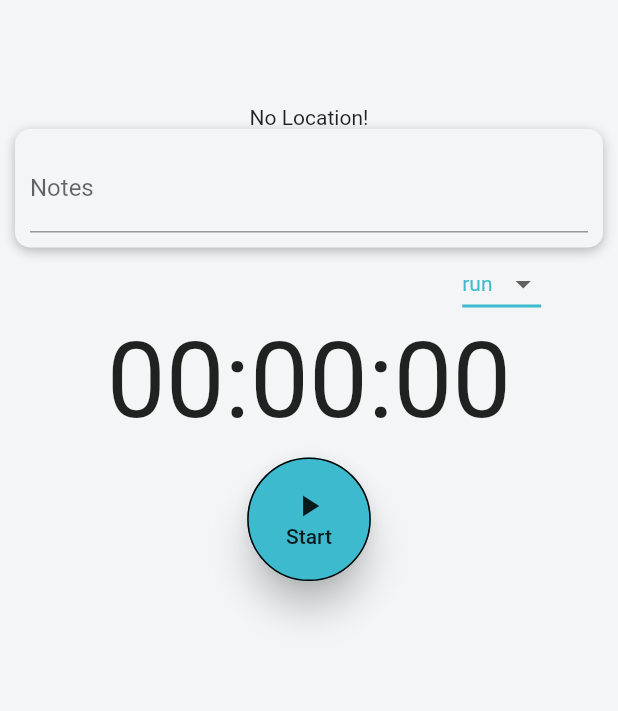
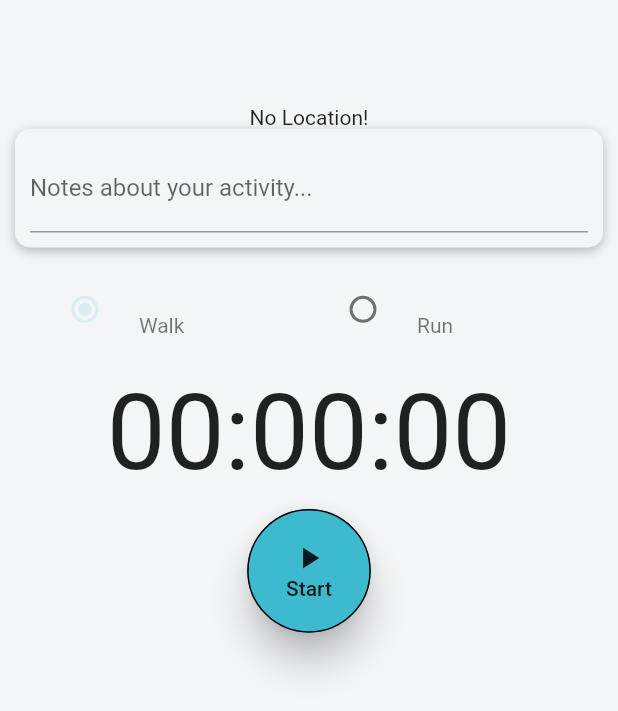
Before and after one commit to arjunsbalaji/gaitmate, a Flutter app: the AddActivityScreen screen opened by its route, on a phone screen of 412 x 824 dp. Shown: the top 711 px of the screen. Run offline on Flutter 3.47's test engine with Material 2 defaults, Android fonts, the phone set to English and light mode, and no system bars; our stand-ins replace geocoding, geolocator, google_maps_flutter, image_picker, shared_preferences, sqflite; accounts and stored records are empty; network calls fail.

Commit message:
messing with position on add activity form widget

```diff
--- a/lib/main.dart
+++ b/lib/main.dart
@@ -24,7 +24,7 @@
           value: Auth(),
         ),
         ChangeNotifierProxyProvider<Auth, Collection>(
-          //create: (_) => null,
+          create: (_) => null,
           update: (ctx, auth, prevCollection) => Collection(
             'Name',
             'Bio',
--- /dev/null
+++ b/lib/providers/acitivty_type_enum.dart
@@ -0,0 +1 @@
+enum ActivityType { run, walk }
--- a/lib/providers/activity.dart
+++ b/lib/providers/activity.dart
@@ -8,7 +8,7 @@
   final String type;
   final Map<String, Object> data;
   final DateTime startTime;
-  final String duration;
+  final Duration duration;
   final Position position;
   final DateTime endTime;
 
--- a/lib/widgets/add_activity_form.dart
+++ b/lib/widgets/add_activity_form.dart
@@ -5,12 +5,13 @@
 import 'package:geocoding/geocoding.dart';
 import 'package:geolocator/geolocator.dart';
 import 'package:intl/intl.dart';
+import 'package:path/path.dart';
 import 'package:provider/provider.dart';
-import 'package:google_maps_flutter/google_maps_flutter.dart';
 
 import '../providers/collection.dart';
 import '../providers/stopwatch.dart';
 import '../providers/activity.dart';
+import '../providers/acitivty_type_enum.dart';
 
 class AddActvityForm extends StatefulWidget {
   @override
@@ -19,11 +20,9 @@
 
 class _AddActvityFormState extends State<AddActvityForm> {
   final _formKey = GlobalKey<FormState>();
-  String dropType = 'run';
+  ActivityType selectedType = ActivityType.walk;
   final DateFormat formatter = DateFormat('dd-MM-yyyy');
   final notesController = TextEditingController();
-
-  Completer<GoogleMapController> _gMapsController = Completer();
 
   Activity _newActivity = Activity(
     id: null,
@@ -31,9 +30,9 @@
     notes: '',
     type: 'run',
     startTime: DateTime.now(),
-    duration: '',
+    duration: Duration(seconds: 0),
     endTime: DateTime.now().add(
-      Duration(seconds: 100),
+      Duration(seconds: 1),
     ),
     position: null,
   );
@@ -50,6 +49,7 @@
         .then((Position position) {
       setState(() {
         _position = position;
+        //print(_position.toString());
         //_newActivity.position = position;
       });
     }).catchError((e) {
@@ -59,6 +59,7 @@
         .then((List<Placemark> placemark) {
       Placemark place = placemark[0];
       setState(() {
+        print(place.toString());
         _currentAddress =
             "${place.locality}"; //, ${place.postalCode}, ${place.country}";
       });
@@ -66,13 +67,6 @@
       print(e);
     });
   }
-
-  /*   CameraPosition _getCameraPosition(Position position) {
-    return CameraPosition(
-      target: LatLng(position.latitude, position.longitude),
-      zoom: 20,
-    );
-  } */
 
   void _recordChange() {
     setState(
@@ -98,12 +92,18 @@
     return Duration(hours: hours, minutes: minutes, microseconds: micros);
   }
 
+  Position strToPosition(String s) {
+    List<String> numbers = s.split(',');
+    double lat = double.parse(s.substring(-1, -13));
+    print(lat.toString());
+  }
+
   void _reset(MyStopwatch swatch) {
     _formKey.currentState.reset();
     swatch.reset();
   }
 
-  Future<void> _submit(MyStopwatch swatch) async {
+  Future<void> _submit(BuildContext context, MyStopwatch swatch) async {
     if (_formKey.currentState.validate()) {
       //IF I AM
       //RECORDING AND GO OFF THE PAGE TIMER ISNT CANCELLED
@@ -122,8 +122,8 @@
       } catch (error) {
         await showDialog(
           context: context,
-          builder: (ctx) => AlertDialog(
-            title: Text(dropType + ' Added!'),
+          builder: (_) => AlertDialog(
+            title: Text(selectedType.toString() + ' Added!'),
             content: Text('Success!'),
             //can put actions here
           ),
@@ -145,7 +145,8 @@
 
   @override
   Widget build(BuildContext context) {
-    _getPosition();
+    (_position is Position) ? print('hello') : _getPosition();
+    print(_position.toString());
     MyStopwatch swatch = Provider.of<MyStopwatch>(context);
     return Form(
       key: _formKey,
@@ -161,27 +162,25 @@
             ? Center(
                 child: CircularProgressIndicator(),
               )
-            : Column(
+            : Container(
+                height: MediaQuery.of(context).size.height * 0.9,
+                child: Column(
                   mainAxisAlignment: MainAxisAlignment.start,
                   children: [
                     _position != null
-                      ? Container(
+                        ? Row(
+                            mainAxisAlignment: MainAxisAlignment.start,
+                            children: [
+                              Container(
                                 //color: Colors.red,
-                          margin:
-                              EdgeInsets.only(top: 20, left: 20, bottom: 20),
+                                margin: EdgeInsets.only(
+                                    top: 20, left: 10, bottom: 20),
                                 child: Text(
                                   "You're in $_currentAddress today!",
                                   style: TextStyle(fontSize: 22),
                                 ),
-                          /* GoogleMap(
-                              mapType: MapType.hybrid,
-                              initialCameraPosition:
-                                  _getCameraPosition(_position),
-                              onMapCreated:
-                                  (GoogleMapController gMapsController) {
-                                _gMapsController.complete(gMapsController);
-                              },
-                            ), */
+                              ),
+                            ],
                           )
                         : Container(
                             child: Text('No Location!'),
@@ -203,7 +202,7 @@
                       child: TextFormField(
                         controller: notesController,
                         decoration: const InputDecoration(
-                        labelText: 'Notes',
+                          labelText: 'Notes about your activity...',
                         ),
                         validator: (value) {
                           if (value.isEmpty) {
@@ -212,62 +211,55 @@
                           return null;
                         },
                         onSaved: (newValue) {
+                          _newActivity.endTime
+                              .difference(_newActivity.startTime)
+                              .toString();
                           _newActivity = Activity(
                             notes: newValue,
                             id: _newActivity.id,
                             data: _newActivity.data,
-                          duration: _newActivity.duration,
+                            duration: _newActivity.endTime
+                                .difference(_newActivity.startTime),
                             endTime: _newActivity.endTime,
                             startTime: _newActivity.startTime,
-                          type: _newActivity.type,
-                          position: _newActivity.position,
+                            type: selectedType.toString().split('.')[1],
+                            position: _position,
                           );
                         },
                       ),
                     ),
-                  Row(
+                    Container(
+                      height: MediaQuery.of(context).size.height * 0.1,
+                      width: MediaQuery.of(context).size.width * 0.9,
+                      child: Row(
                         mainAxisAlignment: MainAxisAlignment.end,
-                    children: [
-                      Container(
-                        //color: Colors.purple,
-                        alignment: Alignment.center,
-                        child: DropdownButton<String>(
-                          value: dropType,
-                          icon: Icon(Icons.arrow_drop_down),
-                          elevation: 16,
-                          style:
-                              TextStyle(color: Theme.of(context).primaryColor),
-                          underline: Container(
-                            height: 2,
-                            color: Theme.of(context).primaryColor,
-                          ),
-                          onChanged: (String newValue) {
+                        children: <Widget>[
+                          Expanded(
+                            child: RadioListTile<ActivityType>(
+                              subtitle: Text('Walk'),
+                              value: ActivityType.walk,
+                              groupValue: selectedType,
+                              onChanged: (ActivityType value) {
                                 setState(() {
-                              _newActivity = Activity(
-                                  data: _newActivity.data,
-                                  duration: _newActivity.duration,
-                                  endTime: _newActivity.endTime,
-                                  id: _newActivity.id,
-                                  notes: _newActivity.notes,
-                                  startTime: _newActivity.startTime,
-                                  type: newValue,
-                                  position: _position);
-                              //print(dropType);
+                                  selectedType = value;
                                 });
                               },
-                          items: <String>['run', 'walk']
-                              .map<DropdownMenuItem<String>>((String value) {
-                            return DropdownMenuItem(
-                              value: value,
-                              child: Text(value),
-                            );
-                          }).toList(),
                             ),
                           ),
-                      SizedBox(
-                        width: MediaQuery.of(context).size.width * 0.1,
+                          Expanded(
+                            child: RadioListTile<ActivityType>(
+                              subtitle: Text('Run'),
+                              value: ActivityType.run,
+                              groupValue: selectedType,
+                              onChanged: (ActivityType value) {
+                                setState(() {
+                                  selectedType = value;
+                                });
+                              },
+                            ),
                           ),
                         ],
+                      ),
                     ),
                     Container(
                       child: Text(
@@ -290,7 +282,6 @@
                           //color: Colors.blue,
                           width: MediaQuery.of(context).size.height * 0.05,
                           height: MediaQuery.of(context).size.height * 0.05,
-                        child: Expanded(
                           child: Column(
                             children: [
                               recording
@@ -298,7 +289,6 @@
                                   : Icon(Icons.play_arrow),
                               recording ? Text('Stop') : Text('Start'),
                             ],
-                          ),
                           ),
                         ),
                         shape: CircleBorder(
@@ -328,21 +318,23 @@
                               ),
                               SizedBox(
                                 width: MediaQuery.of(context).size.width * 0.1,
-                              height: MediaQuery.of(context).size.height * 0.1,
+                                height:
+                                    MediaQuery.of(context).size.height * 0.1,
                               ),
                               RaisedButton(
                                 child: Text('Submit'),
-                              onPressed: () => _submit(swatch),
+                                onPressed: () => _submit(context, swatch),
                               ),
                             ],
                           )
                         : SizedBox(
-                          height: 80,
+                            height: MediaQuery.of(context).size.height * 0.1,
                             width: 10,
                           ),
                   ],
                 ),
               ),
+      ),
     );
   }
 }
--- a/lib/widgets/collection_listview.dart
+++ b/lib/widgets/collection_listview.dart
@@ -45,7 +45,7 @@
               itemBuilder: (context, int index) {
                 return GestureDetector(
                   onTap: () {
-                    print(activities[index].id);
+                    print(activities[index].position);
                     Navigator.push(
                       context,
                       MaterialPageRoute(
@@ -109,7 +109,7 @@
                                   ),
                                   Text(
                                     activities[index].duration.toString(),
-                                  )
+                                  ),
                                 ],
                               ),
                             ),
```
Also changed, not shown: lib/providers/collection.dart (+25 -3 lines), lib/screens/activity_screen.dart (+39 -0 lines), lib/widgets/acitivty_type_selection.dart (deleted). Lines whose indentation alone changed are shown as unchanged.
